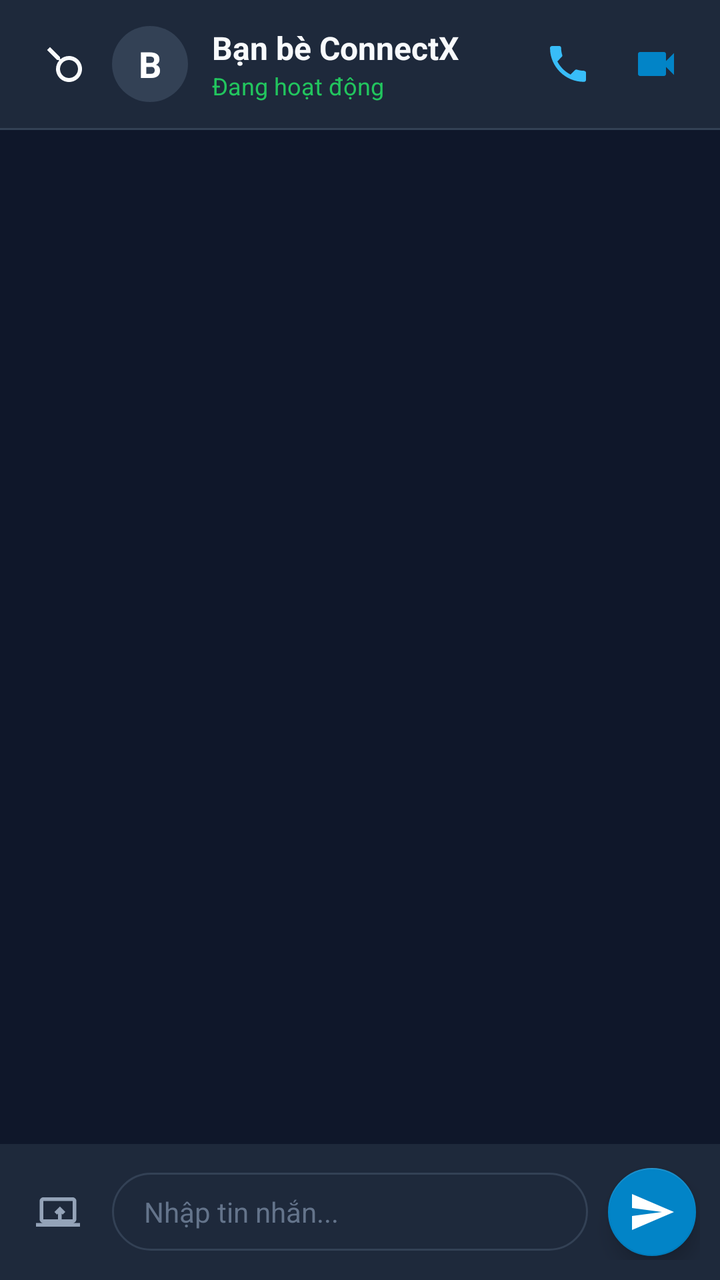
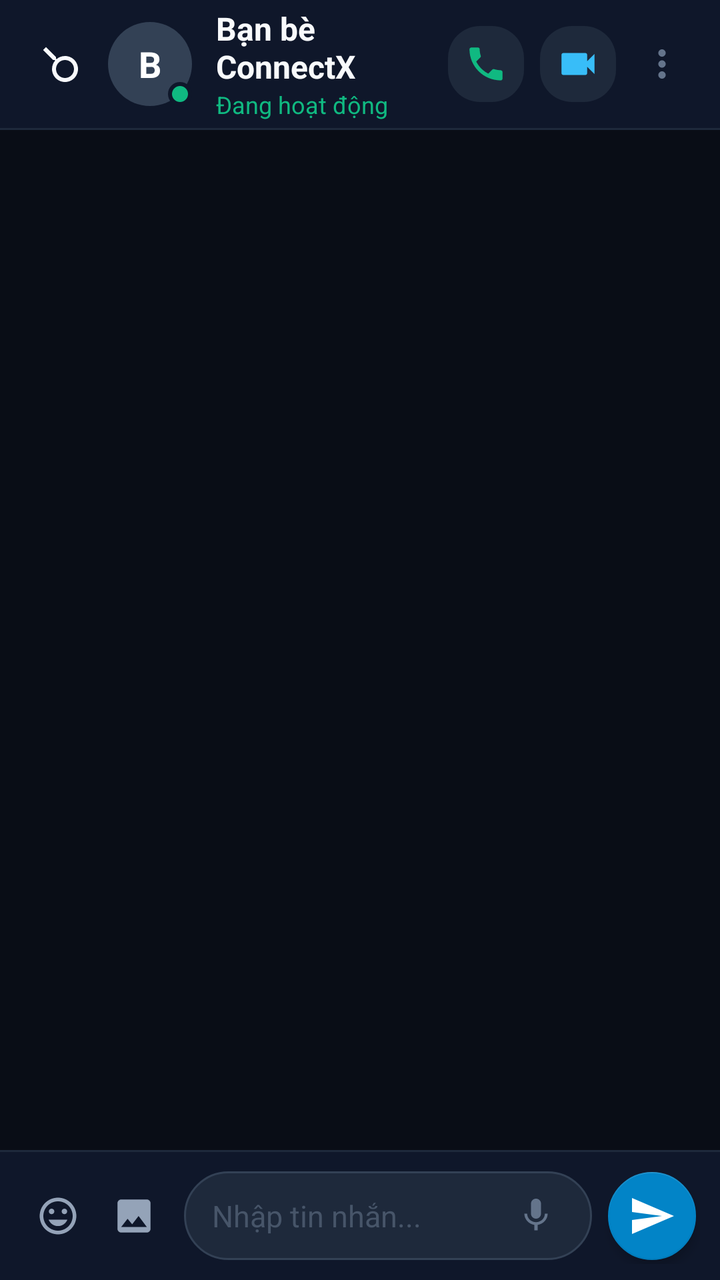

Screens rendered from an Android XML layout before and after an edit, with the pre-edit source and the edit as a unified diff.
<!-- AndroidManifest.xml: application theme AppTheme -->
<!-- res/layout/activity_chat.xml -->
<?xml version="1.0" encoding="utf-8"?>
<LinearLayout xmlns:android="http://schemas.android.com/apk/res/android"
    xmlns:app="http://schemas.android.com/apk/res-auto"
    android:layout_width="match_parent"
    android:layout_height="match_parent"
    android:orientation="vertical"
    android:background="@color/bg_dark">

    
    <LinearLayout
        android:id="@+id/chatHeader"
        android:layout_width="match_parent"
        android:layout_height="64dp"
        android:orientation="horizontal"
        android:gravity="center_vertical"
        android:paddingHorizontal="12dp"
        android:background="@color/bg_card">

        
        <ImageView
            android:id="@+id/btnBack"
            android:layout_width="40dp"
            android:layout_height="40dp"
            android:padding="8dp"
            android:src="@drawable/ic_search"
            android:rotation="180"
            app:tint="@color/text_primary"
            android:contentDescription="Quay lại" />

        
        <TextView
            android:id="@+id/tvChatAvatar"
            android:layout_width="38dp"
            android:layout_height="38dp"
            android:background="@drawable/bg_card_secondary"
            android:text="B"
            android:textColor="@color/white"
            android:textSize="18sp"
            android:textStyle="bold"
            android:gravity="center"
            android:layout_marginStart="4dp" />

        
        <LinearLayout
            android:layout_width="0dp"
            android:layout_height="wrap_content"
            android:layout_weight="1"
            android:orientation="vertical"
            android:layout_marginStart="12dp">

            <TextView
                android:id="@+id/tvChatContactName"
                android:layout_width="wrap_content"
                android:layout_height="wrap_content"
                android:text="Bạn bè ConnectX"
                android:textColor="@color/text_primary"
                android:textSize="16sp"
                android:textStyle="bold" />

            <TextView
                android:id="@+id/tvChatContactStatus"
                android:layout_width="wrap_content"
                android:layout_height="wrap_content"
                android:text="@string/status_online"
                android:textColor="@color/call_green"
                android:textSize="12sp" />
        </LinearLayout>

        
        <ImageView
            android:id="@+id/btnChatVoiceCall"
            android:layout_width="40dp"
            android:layout_height="40dp"
            android:padding="8dp"
            android:src="@drawable/ic_calls"
            app:tint="@color/colorAccent"
            android:contentDescription="Gọi thoại" />

        
        <ImageView
            android:id="@+id/btnChatVideoCall"
            android:layout_width="40dp"
            android:layout_height="40dp"
            android:padding="8dp"
            android:layout_marginStart="4dp"
            android:src="@drawable/ic_videocall"
            app:tint="@color/colorPrimary"
            android:contentDescription="Gọi video" />
    </LinearLayout>

    <View
        android:layout_width="match_parent"
        android:layout_height="1dp"
        android:background="@color/divider" />

    
    <androidx.recyclerview.widget.RecyclerView
        android:id="@+id/rvMessages"
        android:layout_width="match_parent"
        android:layout_height="0dp"
        android:layout_weight="1"
        android:clipToPadding="false"
        android:padding="12dp" />

    
    <LinearLayout
        android:layout_width="match_parent"
        android:layout_height="wrap_content"
        android:orientation="horizontal"
        android:gravity="center_vertical"
        android:padding="10dp"
        android:background="@color/bg_card">

        
        <ImageView
            android:id="@+id/btnAttachment"
            android:layout_width="38dp"
            android:layout_height="38dp"
            android:padding="8dp"
            android:src="@drawable/ic_screenshare"
            app:tint="@color/text_secondary"
            android:contentDescription="Đính kèm" />

        
        <EditText
            android:id="@+id/etMessageInput"
            android:layout_width="0dp"
            android:layout_height="wrap_content"
            android:layout_weight="1"
            android:layout_marginStart="8dp"
            android:layout_marginEnd="8dp"
            android:background="@drawable/bg_input_box"
            android:hint="@string/type_message_hint"
            android:textColorHint="@color/text_muted"
            android:textColor="@color/text_primary"
            android:textSize="14sp"
            android:paddingVertical="10dp"
            android:paddingHorizontal="16dp"
            android:maxLines="4"
            android:inputType="textCapSentences|textMultiLine" />

        
        <com.google.android.material.floatingactionbutton.FloatingActionButton
            android:id="@+id/btnSendMessage"
            android:layout_width="44dp"
            android:layout_height="44dp"
            app:fabCustomSize="44dp"
            app:srcCompat="@drawable/ic_send"
            app:tint="@color/white"
            app:backgroundTint="@color/colorPrimary"
            android:contentDescription="Gửi tin nhắn" />
    </LinearLayout>

</LinearLayout>
<!-- resources referenced by this layout -->
<resources>
  <color name="call_green">#22C55E</color>
  <color name="colorAccent">#38BDF8</color>
  <color name="divider">#334155</color>
  <!-- drawable ic_screenshare (drawable) -->
  <vector xmlns:android="http://schemas.android.com/apk/res/android"
      android:width="24dp"
      android:height="24dp"
      android:viewportWidth="24"
      android:viewportHeight="24">
      <path
          android:fillColor="#FFFFFFFF"
          android:pathData="M20,18c1.1,0 1.99,-0.9 1.99,-2L22,6c0,-1.11 -0.9,-2 -2,-2H4c-1.11,0 -2,0.89 -2,2v10c0,1.1 0.89,2 2,2H0v2h24v-2h-4zM4,6h16v10H4V6zm9,3l-3,3 1.41,1.41L12,12.83V16h2v-3.17l0.59,0.58L16,12l-3,-3z"/>
  </vector>
  <style name="AppTheme" parent="Theme.MaterialComponents.DayNight.NoActionBar">
          <item name="colorPrimary">@color/colorPrimary</item>
          <item name="colorPrimaryVariant">@color/colorPrimaryDark</item>
          <item name="colorOnPrimary">@color/white</item>
          <item name="android:statusBarColor">@color/bg_dark</item>
          <item name="android:windowBackground">@color/bg_dark</item>
          <item name="android:navigationBarColor">@color/bg_card</item>
      </style>
  <!-- unchanged entries left out for length: 17 -->
</resources>

<!-- the commit's change to res/layout/activity_chat.xml (unified diff, before → after) -->
@@ -4,7 +4,7 @@
     android:layout_width="match_parent"
     android:layout_height="match_parent"
     android:orientation="vertical"
-    android:background="@color/bg_dark">
+    android:background="@color/bg_root">
 
     
     <LinearLayout
@@ -13,8 +13,8 @@
         android:layout_height="64dp"
         android:orientation="horizontal"
         android:gravity="center_vertical"
-        android:paddingHorizontal="12dp"
-        android:background="@color/bg_card">
+        android:paddingHorizontal="10dp"
+        android:background="@color/bg_dark">
 
         
         <ImageView
@@ -28,17 +28,28 @@
             android:contentDescription="Quay lại" />
 
         
-        <TextView
-            android:id="@+id/tvChatAvatar"
-            android:layout_width="38dp"
-            android:layout_height="38dp"
-            android:background="@drawable/bg_card_secondary"
-            android:text="B"
-            android:textColor="@color/white"
-            android:textSize="18sp"
-            android:textStyle="bold"
-            android:gravity="center"
-            android:layout_marginStart="4dp" />
+        <FrameLayout
+            android:layout_width="42dp"
+            android:layout_height="42dp"
+            android:layout_marginStart="4dp">
+
+            <TextView
+                android:id="@+id/tvChatAvatar"
+                android:layout_width="42dp"
+                android:layout_height="42dp"
+                android:background="@drawable/bg_card_secondary"
+                android:text="B"
+                android:textColor="@color/white"
+                android:textSize="18sp"
+                android:textStyle="bold"
+                android:gravity="center" />
+
+            <View
+                android:layout_width="12dp"
+                android:layout_height="12dp"
+                android:layout_gravity="bottom|end"
+                android:background="@drawable/bg_status_online" />
+        </FrameLayout>
 
         
         <LinearLayout
@@ -48,44 +59,70 @@
             android:orientation="vertical"
             android:layout_marginStart="12dp">
 
-            <TextView
-                android:id="@+id/tvChatContactName"
+            <LinearLayout
                 android:layout_width="wrap_content"
                 android:layout_height="wrap_content"
-                android:text="Bạn bè ConnectX"
-                android:textColor="@color/text_primary"
-                android:textSize="16sp"
-                android:textStyle="bold" />
+                android:gravity="center_vertical"
+                android:orientation="horizontal">
+
+                <TextView
+                    android:id="@+id/tvChatContactName"
+                    android:layout_width="wrap_content"
+                    android:layout_height="wrap_content"
+                    android:text="Bạn bè ConnectX"
+                    android:textColor="@color/text_primary"
+                    android:textSize="16sp"
+                    android:textStyle="bold" />
+
+                <ImageView
+                    android:layout_width="14dp"
+                    android:layout_height="14dp"
+                    android:src="@drawable/ic_verified"
+                    android:layout_marginStart="4dp" />
+            </LinearLayout>
 
             <TextView
                 android:id="@+id/tvChatContactStatus"
                 android:layout_width="wrap_content"
                 android:layout_height="wrap_content"
                 android:text="@string/status_online"
-                android:textColor="@color/call_green"
+                android:textColor="@color/status_online"
                 android:textSize="12sp" />
         </LinearLayout>
 
         
         <ImageView
             android:id="@+id/btnChatVoiceCall"
-            android:layout_width="40dp"
-            android:layout_height="40dp"
-            android:padding="8dp"
+            android:layout_width="38dp"
+            android:layout_height="38dp"
+            android:padding="8dp"
+            android:background="@drawable/bg_card_rounded"
             android:src="@drawable/ic_calls"
-            app:tint="@color/colorAccent"
+            app:tint="@color/status_online"
             android:contentDescription="Gọi thoại" />
 
         
         <ImageView
             android:id="@+id/btnChatVideoCall"
-            android:layout_width="40dp"
-            android:layout_height="40dp"
+            android:layout_width="38dp"
+            android:layout_height="38dp"
+            android:padding="8dp"
+            android:layout_marginStart="8dp"
+            android:background="@drawable/bg_card_rounded"
+            android:src="@drawable/ic_videocall"
+            app:tint="@color/colorPrimaryLight"
+            android:contentDescription="Gọi video" />
+
+        
+        <ImageView
+            android:id="@+id/btnChatMore"
+            android:layout_width="38dp"
+            android:layout_height="38dp"
             android:padding="8dp"
             android:layout_marginStart="4dp"
-            android:src="@drawable/ic_videocall"
-            app:tint="@color/colorPrimary"
-            android:contentDescription="Gọi video" />
+            android:src="@drawable/ic_more_vert"
+            app:tint="@color/text_muted"
+            android:contentDescription="Tùy chọn" />
     </LinearLayout>
 
     <View
@@ -100,7 +137,13 @@
         android:layout_height="0dp"
         android:layout_weight="1"
         android:clipToPadding="false"
-        android:padding="12dp" />
+        android:paddingTop="8dp"
+        android:paddingBottom="8dp" />
+
+    <View
+        android:layout_width="match_parent"
+        android:layout_height="1dp"
+        android:background="@color/divider" />
 
     
     <LinearLayout
@@ -108,8 +151,19 @@
         android:layout_height="wrap_content"
         android:orientation="horizontal"
         android:gravity="center_vertical"
-        android:padding="10dp"
-        android:background="@color/bg_card">
+        android:paddingVertical="8dp"
+        android:paddingHorizontal="10dp"
+        android:background="@color/bg_dark">
+
+        
+        <ImageView
+            android:id="@+id/btnEmoji"
+            android:layout_width="38dp"
+            android:layout_height="38dp"
+            android:padding="8dp"
+            android:src="@drawable/ic_emoji"
+            app:tint="@color/text_secondary"
+            android:contentDescription="Emoji" />
 
         
         <ImageView
@@ -117,27 +171,46 @@
             android:layout_width="38dp"
             android:layout_height="38dp"
             android:padding="8dp"
-            android:src="@drawable/ic_screenshare"
+            android:src="@drawable/ic_image"
             app:tint="@color/text_secondary"
-            android:contentDescription="Đính kèm" />
-
-        
-        <EditText
-            android:id="@+id/etMessageInput"
+            android:contentDescription="Gửi ảnh" />
+
+        
+        <LinearLayout
             android:layout_width="0dp"
             android:layout_height="wrap_content"
             android:layout_weight="1"
-            android:layout_marginStart="8dp"
-            android:layout_marginEnd="8dp"
+            android:layout_marginHorizontal="6dp"
             android:background="@drawable/bg_input_box"
-            android:hint="@string/type_message_hint"
-            android:textColorHint="@color/text_muted"
-            android:textColor="@color/text_primary"
-            android:textSize="14sp"
-            android:paddingVertical="10dp"
-            android:paddingHorizontal="16dp"
-            android:maxLines="4"
-            android:inputType="textCapSentences|textMultiLine" />
+            android:gravity="center_vertical"
+            android:orientation="horizontal"
+            android:paddingHorizontal="14dp"
+            android:paddingVertical="4dp">
+
+            <EditText
+                android:id="@+id/etMessageInput"
+                android:layout_width="0dp"
+                android:layout_height="wrap_content"
+                android:layout_weight="1"
+                android:background="@null"
+                android:hint="@string/type_message_hint"
+                android:textColorHint="@color/text_hint"
+                android:textColor="@color/text_primary"
+                android:textSize="15sp"
+                android:paddingVertical="8dp"
+                android:maxLines="4"
+                android:inputType="textCapSentences|textMultiLine" />
+
+            
+            <ImageView
+                android:id="@+id/btnVoiceRecord"
+                android:layout_width="28dp"
+                android:layout_height="28dp"
+                android:padding="4dp"
+                android:src="@drawable/ic_voice_record"
+                app:tint="@color/text_muted"
+                android:contentDescription="Ghi âm thoại" />
+        </LinearLayout>
 
         
         <com.google.android.material.floatingactionbutton.FloatingActionButton
@@ -148,6 +221,7 @@
             app:srcCompat="@drawable/ic_send"
             app:tint="@color/white"
             app:backgroundTint="@color/colorPrimary"
+            app:elevation="3dp"
             android:contentDescription="Gửi tin nhắn" />
     </LinearLayout>
 
<!-- resource entries referenced after the edit -->
@@ -1,9 +1,28 @@
 <!-- resources referenced by this layout -->
 <resources>
-  <color name="call_green">#22C55E</color>
-  <color name="colorAccent">#38BDF8</color>
-  <color name="divider">#334155</color>
-  <!-- drawable ic_screenshare (drawable) -->
+  <color name="bg_root">#090D16</color>
+  <color name="colorPrimaryLight">#38BDF8</color>
+  <color name="colorAccent">#06B6D4</color>
+  <color name="divider">#1E293B</color>
+  <color name="status_online">#10B981</color>
+  <color name="text_hint">#475569</color>
+  <!-- drawable bg_card_rounded (drawable) -->
+  <?xml version="1.0" encoding="utf-8"?>
+  <shape xmlns:android="http://schemas.android.com/apk/res/android">
+      <solid android:color="#1E293B" />
+      <corners android:radius="16dp" />
+  </shape>
+  <!-- drawable bg_status_online (drawable) -->
+  <?xml version="1.0" encoding="utf-8"?>
+  <shape xmlns:android="http://schemas.android.com/apk/res/android"
+      android:shape="oval">
+      <solid android:color="#10B981" />
+      <stroke android:width="2dp" android:color="#0F172A" />
+      <size
+          android:width="12dp"
+          android:height="12dp" />
+  </shape>
+  <!-- drawable ic_emoji (drawable) -->
   <vector xmlns:android="http://schemas.android.com/apk/res/android"
       android:width="24dp"
       android:height="24dp"
@@ -11,15 +30,57 @@
       android:viewportHeight="24">
       <path
           android:fillColor="#FFFFFFFF"
-          android:pathData="M20,18c1.1,0 1.99,-0.9 1.99,-2L22,6c0,-1.11 -0.9,-2 -2,-2H4c-1.11,0 -2,0.89 -2,2v10c0,1.1 0.89,2 2,2H0v2h24v-2h-4zM4,6h16v10H4V6zm9,3l-3,3 1.41,1.41L12,12.83V16h2v-3.17l0.59,0.58L16,12l-3,-3z"/>
+          android:pathData="M11.99,2C6.47,2 2,6.48 2,12s4.47,10 9.99,10C17.52,22 22,17.52 22,12S17.52,2 11.99,2zM12,20c-4.42,0 -8,-3.58 -8,-8s3.58,-8 8,-8 8,3.58 8,8 -3.58,8 -8,8zm3.5,-9c0.83,0 1.5,-0.67 1.5,-1.5S16.33,8 15.5,8 14,8.67 14,9.5s0.67,1.5 1.5,1.5zm-7,0c0.83,0 1.5,-0.67 1.5,-1.5S9.33,8 8.5,8 7,8.67 7,9.5 7.67,11 8.5,11zm3.5,6.5c2.33,0 4.31,-1.46 5.11,-3.5H6.89c0.8,2.04 2.78,3.5 5.11,3.5z"/>
+  </vector>
+  <!-- drawable ic_image (drawable) -->
+  <vector xmlns:android="http://schemas.android.com/apk/res/android"
+      android:width="24dp"
+      android:height="24dp"
+      android:viewportWidth="24"
+      android:viewportHeight="24">
+      <path
+          android:fillColor="#FFFFFFFF"
+          android:pathData="M21,19V5c0,-1.1 -0.9,-2 -2,-2H5c-1.1,0 -2,0.9 -2,2v14c0,1.1 0.9,2 2,2h14c1.1,0 2,-0.9 2,-2zM8.5,13.5l2.5,3.01L14.5,12l4.5,6H5l3.5,-4.5z"/>
+  </vector>
+  <!-- drawable ic_more_vert (drawable) -->
+  <vector xmlns:android="http://schemas.android.com/apk/res/android"
+      android:width="24dp"
+      android:height="24dp"
+      android:viewportWidth="24"
+      android:viewportHeight="24">
+      <path
+          android:fillColor="#FFFFFFFF"
+          android:pathData="M12,8c1.1,0 2,-0.9 2,-2s-0.9,-2 -2,-2 -2,0.9 -2,2 0.9,2 2,2zm0,2c-1.1,0 -2,0.9 -2,2s0.9,2 2,2 2,-0.9 2,-2 -0.9,-2 -2,-2zm0,6c-1.1,0 -2,0.9 -2,2s0.9,2 2,2 2,-0.9 2,-2 -0.9,-2 -2,-2z"/>
+  </vector>
+  <!-- drawable ic_verified (drawable) -->
+  <vector xmlns:android="http://schemas.android.com/apk/res/android"
+      android:width="16dp"
+      android:height="16dp"
+      android:viewportWidth="24"
+      android:viewportHeight="24">
+      <path
+          android:fillColor="#0284C7"
+          android:pathData="M12,1L3,5v6c0,5.55 3.84,10.74 9,12 5.16,-1.26 9,-6.45 9,-12V5l-9,-4zm-2,16l-4,-4 1.41,-1.41L10,14.17l6.59,-6.59L18,9l-8,8z"/>
+  </vector>
+  <!-- drawable ic_voice_record (drawable) -->
+  <vector xmlns:android="http://schemas.android.com/apk/res/android"
+      android:width="24dp"
+      android:height="24dp"
+      android:viewportWidth="24"
+      android:viewportHeight="24">
+      <path
+          android:fillColor="#FFFFFFFF"
+          android:pathData="M12,14c1.66,0 2.99,-1.34 2.99,-3L15,5c0,-1.66 -1.34,-3 -3,-3S9,3.34 9,5v6c0,1.66 1.34,3 3,3zm5.3,-3c0,3 -2.54,5.1 -5.3,5.1S6.7,14 6.7,11H5c0,3.41 2.72,6.23 6,6.72V21h2v-3.28c3.28,-0.48 6,-3.3 6,-6.72h-1.7z"/>
   </vector>
   <style name="AppTheme" parent="Theme.MaterialComponents.DayNight.NoActionBar">
           <item name="colorPrimary">@color/colorPrimary</item>
           <item name="colorPrimaryVariant">@color/colorPrimaryDark</item>
           <item name="colorOnPrimary">@color/white</item>
-          <item name="android:statusBarColor">@color/bg_dark</item>
-          <item name="android:windowBackground">@color/bg_dark</item>
+          <item name="colorSecondary">@color/colorAccent</item>
+          <item name="android:statusBarColor">@color/bg_root</item>
+          <item name="android:windowBackground">@color/bg_root</item>
           <item name="android:navigationBarColor">@color/bg_card</item>
+          <item name="android:windowLightStatusBar">false</item>
       </style>
   <!-- unchanged entries left out for length: 17 -->
 </resources>
